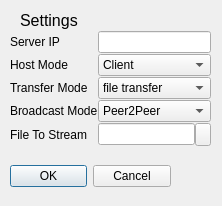
This is settingswindow.ui in julianafrench/CommAudio as Qt 5 draws it before an edit. The edited form follows.
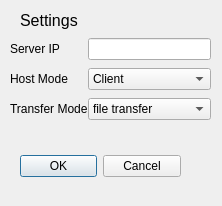
This is the edited form.

Patch:
```diff
--- a/settingswindow.ui
+++ b/settingswindow.ui
@@ -16,8 +16,8 @@
   <widget class="QDialogButtonBox" name="buttonBox">
    <property name="geometry">
     <rect>
-     <x>10</x>
-     <y>160</y>
+     <x>20</x>
+     <y>150</y>
      <width>161</width>
      <height>32</height>
     </rect>
@@ -71,13 +71,16 @@
      <x>10</x>
      <y>30</y>
      <width>201</width>
-     <height>121</height>
+     <height>101</height>
     </rect>
    </property>
-   <layout class="QGridLayout" name="gridLayout" rowstretch="0,0,0,0,0">
+   <layout class="QGridLayout" name="gridLayout" rowstretch="0,0,0">
     <property name="spacing">
      <number>0</number>
     </property>
+    <item row="0" column="1">
+     <widget class="QLineEdit" name="IpLineEdit"/>
+    </item>
     <item row="1" column="0">
      <widget class="QLabel" name="label_4">
       <property name="text">
@@ -85,37 +88,6 @@
       </property>
      </widget>
     </item>
-    <item row="3" column="0">
-     <widget class="QLabel" name="BroadcastModeLabel">
-      <property name="text">
-       <string>Broadcast Mode</string>
-      </property>
-     </widget>
-    </item>
-    <item row="0" column="1">
-     <widget class="QLineEdit" name="IpLineEdit"/>
-    </item>
-    <item row="2" column="0">
-     <widget class="QLabel" name="label_3">
-      <property name="text">
-       <string>Transfer Mode</string>
-      </property>
-     </widget>
-    </item>
-    <item row="3" column="1">
-     <widget class="QComboBox" name="BroadcastModeComboBox">
-      <item>
-       <property name="text">
-        <string>Peer2Peer</string>
-       </property>
-      </item>
-      <item>
-       <property name="text">
-        <string>Broadcast</string>
-       </property>
-      </item>
-     </widget>
-    </item>
     <item row="1" column="1">
      <widget class="QComboBox" name="HostModeComboBox">
       <item>
@@ -130,6 +102,20 @@
       </item>
      </widget>
     </item>
+    <item row="0" column="0">
+     <widget class="QLabel" name="label">
+      <property name="text">
+       <string>Server IP</string>
+      </property>
+     </widget>
+    </item>
+    <item row="2" column="0">
+     <widget class="QLabel" name="label_3">
+      <property name="text">
+       <string>Transfer Mode</string>
+      </property>
+     </widget>
+    </item>
     <item row="2" column="1">
      <widget class="QComboBox" name="TransferModeComboBox">
       <item>
@@ -149,44 +135,6 @@
       </item>
      </widget>
     </item>
-    <item row="0" column="0">
-     <widget class="QLabel" name="label">
-      <property name="text">
-       <string>Server IP</string>
-      </property>
-     </widget>
-    </item>
-    <item row="4" column="0">
-     <widget class="QLabel" name="label_2">
-      <property name="text">
-       <string>File To Stream</string>
-      </property>
-     </widget>
-    </item>
-    <item row="4" column="1">
-     <layout class="QHBoxLayout" name="horizontalLayout">
-      <item>
-       <widget class="QLineEdit" name="FileNameLineEdit">
-        <property name="readOnly">
-         <bool>false</bool>
-        </property>
-       </widget>
-      </item>
-      <item>
-       <widget class="QToolButton" name="FilePickerButton">
-        <property name="text">
-         <string/>
-        </property>
-        <property name="iconSize">
-         <size>
-          <width>8</width>
-          <height>16</height>
-         </size>
-        </property>
-       </widget>
-      </item>
-     </layout>
-    </item>
    </layout>
   </widget>
  </widget>
```
